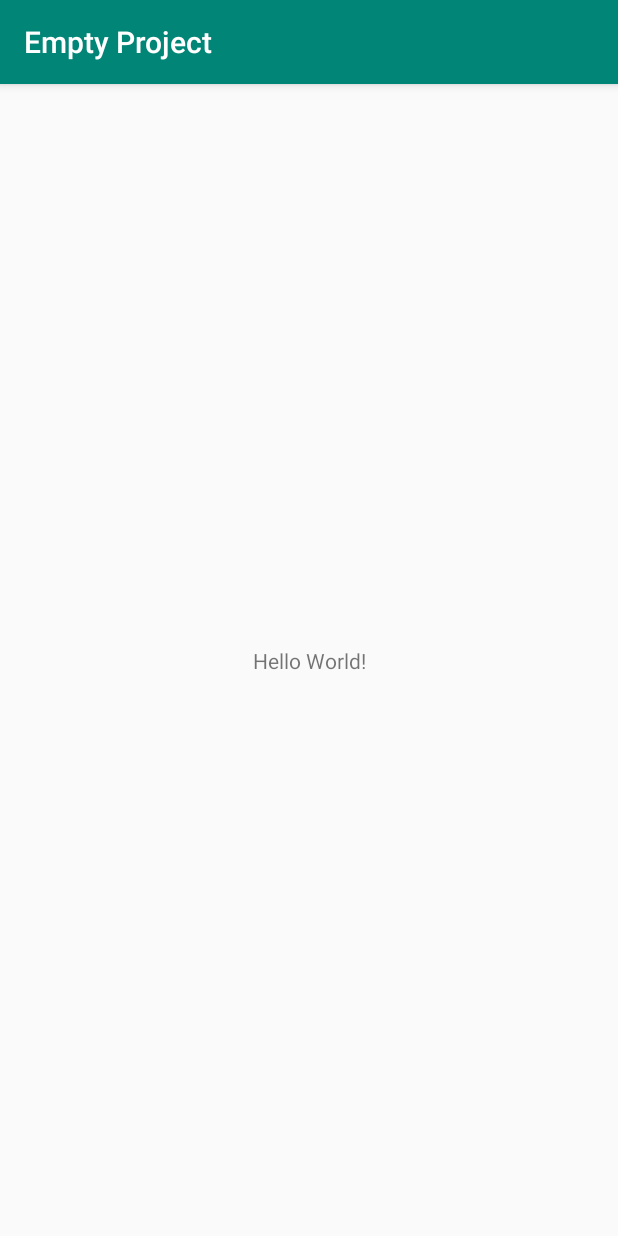
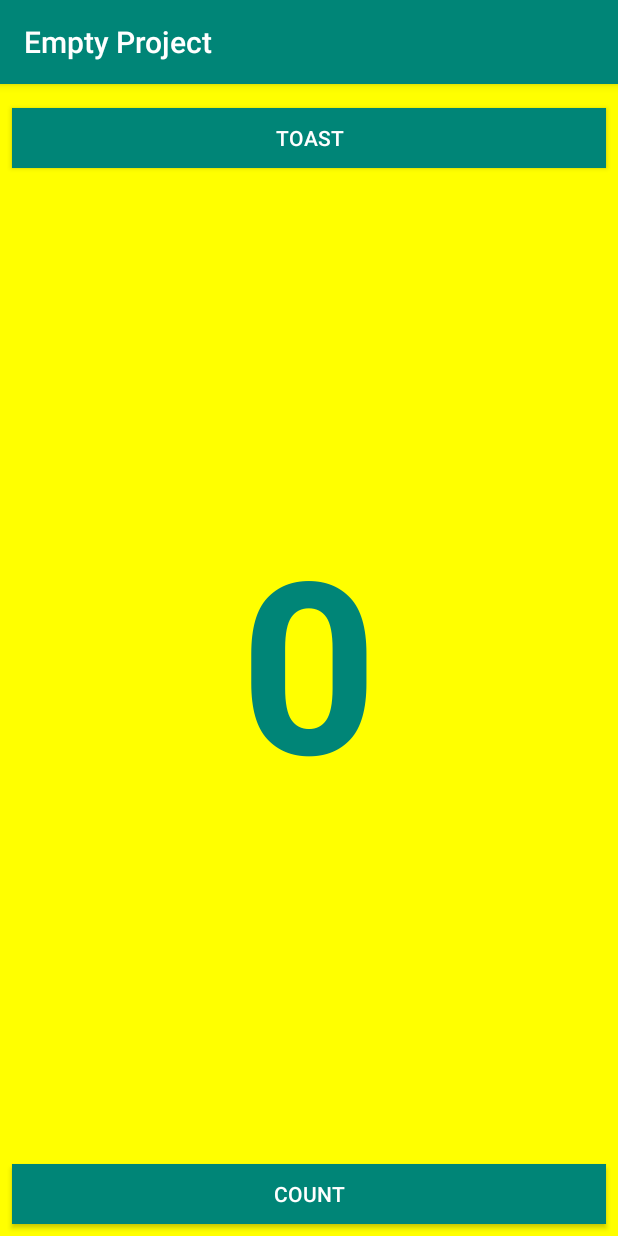
Before and after one commit to CMSC-23-B4L-2nd-Sem-2020/exercise-2-first-ui-ConradLax, an Android app: the screen it shows after launch (MainActivity), on a phone screen of 412 x 824 dp. Run offline under Robolectric (Android 15) with nearby library versions, the phone set to English and light mode, and no system bars.

Commit message:
feat: add toast message and count function

```diff
--- a/app/src/main/java/com/example/emptyproject/MainActivity.kt
+++ b/app/src/main/java/com/example/emptyproject/MainActivity.kt
@@ -2,11 +2,32 @@ package com.example.emptyproject
 
 import androidx.appcompat.app.AppCompatActivity
 import android.os.Bundle
+import android.view.View
+import android.widget.TextView
+import android.widget.Toast
 
 class MainActivity : AppCompatActivity() {
+    private
+    var mCount:Int = 0
+
+
+    private
+    lateinit var mViewCount:TextView
+
 
     override fun onCreate(savedInstanceState: Bundle?) {
         super.onCreate(savedInstanceState)
         setContentView(R.layout.activity_main)
+        mViewCount = findViewById(R.id.show_count)
+    }
+
+    fun showToast(view: View) {
+        val toast: Toast = Toast.makeText(this, R.string.toast_message, Toast.LENGTH_SHORT)
+
+        toast.show()
+    }
+    fun countUp(view: View) {
+        mCount++
+        if(mViewCount!==null) mViewCount.text = mCount.toString()
     }
 }
--- a/app/src/main/res/layout/activity_main.xml
+++ b/app/src/main/res/layout/activity_main.xml
@@ -4,15 +4,61 @@
     xmlns:tools="http://schemas.android.com/tools"
     android:layout_width="match_parent"
     android:layout_height="match_parent"
+    android:background="#FFFF00"
     tools:context=".MainActivity">
 
+    <Button
+        android:id="@+id/button_toast"
+        android:layout_width="0dp"
+        android:layout_height="40dp"
+        android:layout_marginStart="8dp"
+        android:layout_marginTop="8dp"
+        android:layout_marginEnd="8dp"
+        android:background="@color/colorPrimary"
+        android:text="@string/button_label_toast"
+        android:textColor="@android:color/white"
+        app:layout_constraintBottom_toBottomOf="parent"
+        app:layout_constraintEnd_toEndOf="parent"
+        app:layout_constraintHorizontal_bias="0.492"
+        app:layout_constraintStart_toStartOf="parent"
+        app:layout_constraintTop_toTopOf="parent"
+        app:layout_constraintVertical_bias="0.011"
+        android:onClick="showToast"
+        />
+
+    <Button
+        android:id="@+id/button_count"
+        android:layout_width="0dp"
+        android:layout_height="40dp"
+        android:layout_marginStart="8dp"
+        android:layout_marginEnd="8dp"
+        android:layout_marginBottom="8dp"
+        android:background="@color/colorPrimary"
+        android:text="@string/button_label_count"
+        android:textColor="@android:color/white"
+        app:layout_constraintBottom_toBottomOf="parent"
+        app:layout_constraintEnd_toEndOf="parent"
+        app:layout_constraintHorizontal_bias="0.498"
+        app:layout_constraintStart_toStartOf="parent"
+        android:onClick="countUp"
+        />
+
     <TextView
+        android:id="@+id/show_count"
         android:layout_width="wrap_content"
         android:layout_height="wrap_content"
-        android:text="Hello World!"
-        app:layout_constraintBottom_toBottomOf="parent"
-        app:layout_constraintLeft_toLeftOf="parent"
-        app:layout_constraintRight_toRightOf="parent"
-        app:layout_constraintTop_toTopOf="parent" />
+        android:layout_marginStart="8dp"
+        android:layout_marginEnd="8dp"
+        android:layout_marginBottom="8dp"
+        android:gravity="center_vertical"
+        android:text="@string/count_initial_value"
+        android:textAlignment="center"
+        android:textColor="@color/colorPrimary"
+        android:textSize="160sp"
+        android:textStyle="bold"
+        app:layout_constraintBottom_toTopOf="@+id/button_count"
+        app:layout_constraintEnd_toEndOf="parent"
+        app:layout_constraintStart_toStartOf="parent"
+        app:layout_constraintTop_toBottomOf="@+id/button_toast" />
 
 </androidx.constraintlayout.widget.ConstraintLayout>
--- a/app/src/main/res/values/strings.xml
+++ b/app/src/main/res/values/strings.xml
@@ -1,3 +1,7 @@
 <resources>
     <string name="app_name">Empty Project</string>
+    <string name="button_label_toast">Toast</string>
+    <string name="button_label_count">Count</string>
+    <string name="count_initial_value">0</string>
+    <string name="toast_message">Hello Toast!</string>
 </resources>
```
